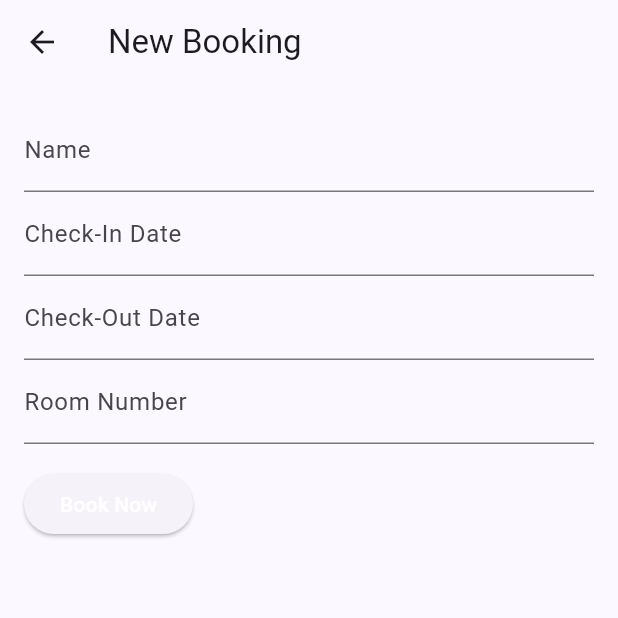
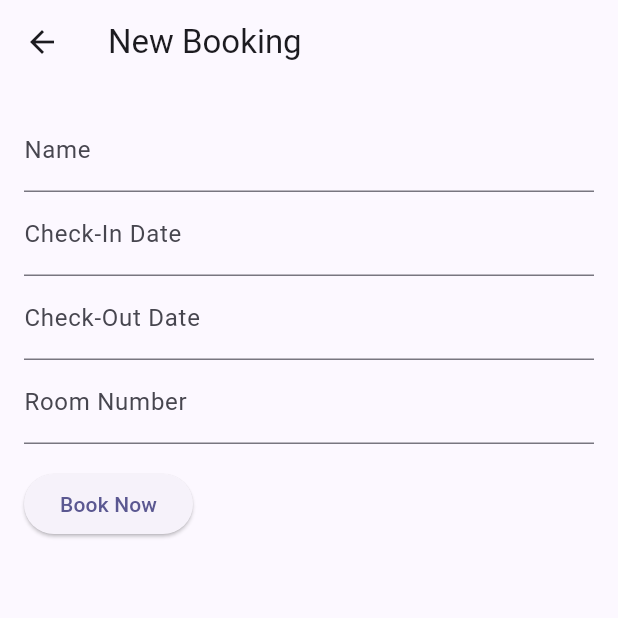
Before and after one commit to Nourche/dashboard, a Flutter app: the screen it shows after launch, after a tap on "Book Now", on a phone screen of 412 x 824 dp, the top half of it. Run offline on Flutter 3.47's test engine with Material 2 defaults, Android fonts, the phone set to English and light mode, and no system bars; network calls fail.

Commit message:
'ProSolved'

```diff
--- a/lib/main.dart
+++ b/lib/main.dart
@@ -5,7 +5,14 @@ import 'package:provider/provider.dart';
 import '../providers/booking_provider.dart';
 
 void main() {
-  runApp(MyApp());
+  runApp(
+    MultiProvider(
+      providers: [
+        ChangeNotifierProvider(create: (context) => BookingProvider()),
+      ],
+      child: MyApp(),
+    ),
+  );
 }
 
 class MyApp extends StatelessWidget {
@@ -14,8 +21,6 @@ class MyApp extends StatelessWidget {
     return MaterialApp(
         theme: ThemeData(
           useMaterial3: true,
-
-        // Define the default brightness and colors.
           colorScheme: ColorScheme.fromSeed(
             seedColor: Color(0xFF3627aa),
             //brightness: Brightness.dark,
@@ -35,12 +40,6 @@ class MyApp extends StatelessWidget {
           //   displaySmall: GoogleFonts.pacifico(),
           // ),
         ),
-      home: MultiProvider(
-        providers: [
-          ChangeNotifierProvider(create: (_) => BookingProvider()),
-        ],
-        child: Dashboard(),
-      ),
-    );
+        home: Dashboard());
   }
 }
--- a/lib/screens/bookingform_screen.dart
+++ b/lib/screens/bookingform_screen.dart
@@ -1,4 +1,5 @@
 import 'package:flutter/material.dart';
+import 'package:provider/provider.dart';
 
 import '../models/booking.dart';
 import '../providers/booking_provider.dart';
@@ -40,9 +41,7 @@ class BookingFormScreen extends StatelessWidget {
             SizedBox(height: 16.0),
             ElevatedButton(
               onPressed: () {
-                build:
-                (context, child) {
-                  return context.read<BookingProvider>().addBooking(
+                context.read<BookingProvider>().addBooking(
                       Booking(
                         guestName: nameController.text,
                         checkInDate: checkInController.text,
@@ -50,13 +49,10 @@ class BookingFormScreen extends StatelessWidget {
                         roomId: int.parse(roomController.text),
                       ),
                     );
-                };
+
                 Navigator.pop(context);
               },
-              child: const Text(
-                'Book Now',
-                style: TextStyle(color: Colors.white),
-              ),
+              child: Text('Book Now'),
             ),
           ],
         ),
--- a/lib/screens/dashboard.dart
+++ b/lib/screens/dashboard.dart
@@ -67,8 +67,6 @@ class Dashboard extends StatelessWidget {
           ],
         ),
       ),
-
-      // body: BookingList(),
       body: Column(
         crossAxisAlignment: CrossAxisAlignment.center,
         children: [
@@ -164,7 +162,6 @@ class Dashboard extends StatelessWidget {
           ),
         ],
       ),
-
       floatingActionButton: FloatingActionButton.extended(
         onPressed: () {
           Navigator.push(
@@ -172,7 +169,10 @@ class Dashboard extends StatelessWidget {
             MaterialPageRoute(builder: (context) => BookingFormScreen()),
           );
         },
-        label: const Text('Book Now'),
+        label: const Text(
+          'Book Now',
+          style: TextStyle(color: Colors.white),
+        ),
         backgroundColor: const Color(0xFF3627aa),
       ),
       floatingActionButtonLocation: FloatingActionButtonLocation.centerDocked,
```
Also changed, not shown: lib/screens/booking_screen.dart (+9 -3 lines), lib/screens/rooms_screen.dart (+5 -2 lines), lib/screens/user_screen.dart (+14 -1 lines), lib/widgets/add_user.dart (added, +31 -0 lines). Lines whose indentation alone changed are shown as unchanged.
